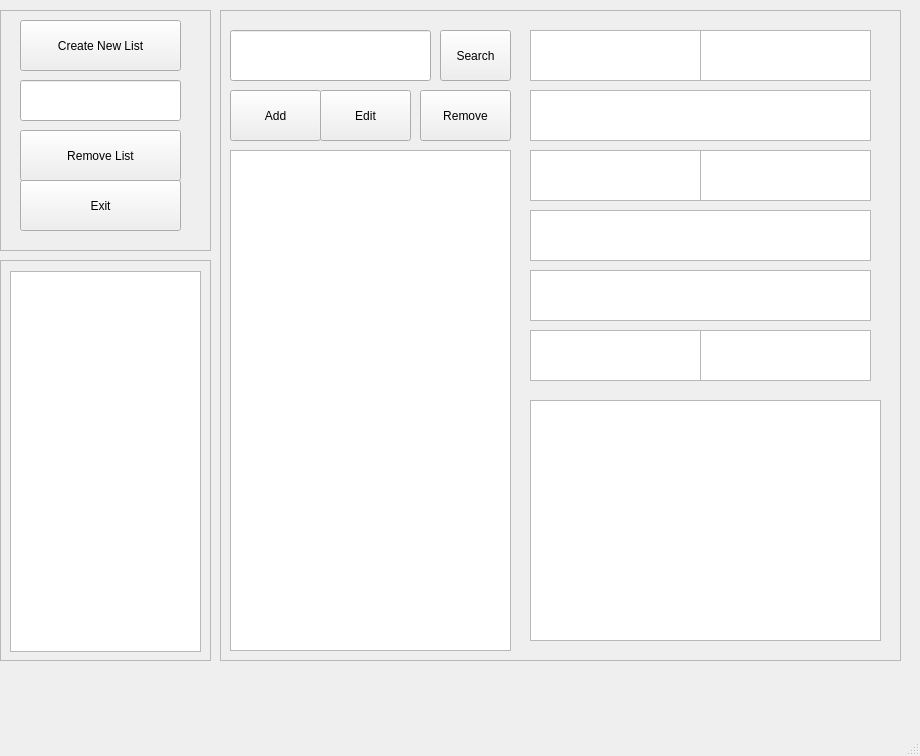
TieraLa/ElokuvavarastonHallintaSovellus, file Gui_Main.ui: the form before one commit.
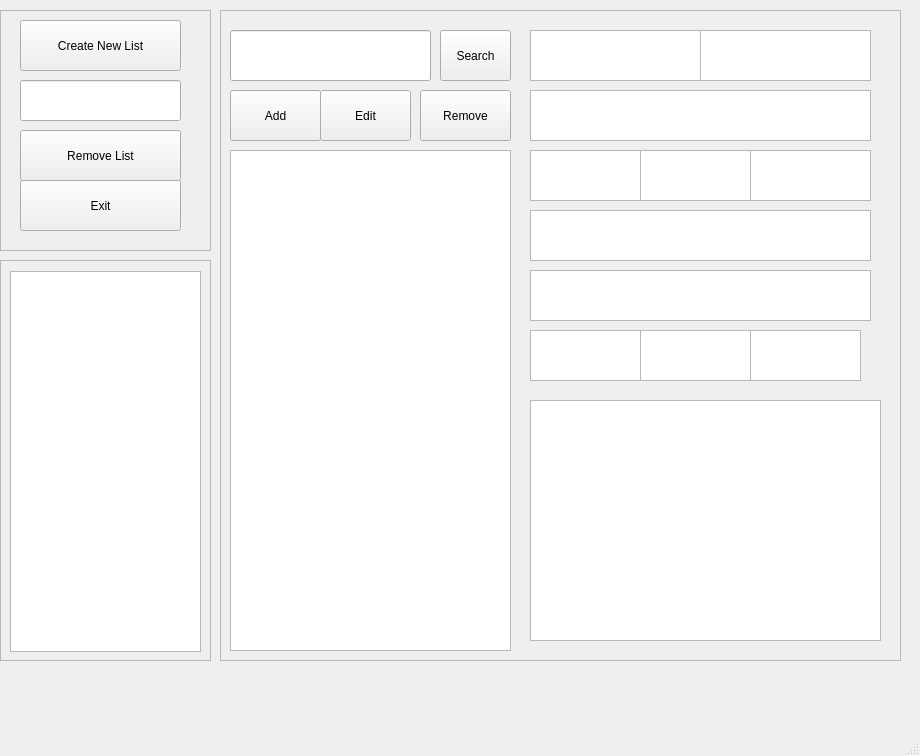
The form after the commit.

```diff
--- a/Gui_Main.ui
+++ b/Gui_Main.ui
@@ -80,7 +80,7 @@
       <rect>
        <x>310</x>
        <y>140</y>
-       <width>171</width>
+       <width>111</width>
        <height>51</height>
       </rect>
      </property>
@@ -91,9 +91,9 @@
     <widget class="QTextEdit" name="textEdit_status">
      <property name="geometry">
       <rect>
-       <x>310</x>
-       <y>200</y>
-       <width>341</width>
+       <x>530</x>
+       <y>140</y>
+       <width>121</width>
        <height>51</height>
       </rect>
      </property>
@@ -119,7 +119,7 @@
       <rect>
        <x>310</x>
        <y>320</y>
-       <width>171</width>
+       <width>111</width>
        <height>51</height>
       </rect>
      </property>
@@ -195,9 +195,9 @@
     <widget class="QTextEdit" name="textEdit_chapters">
      <property name="geometry">
       <rect>
-       <x>480</x>
-       <y>140</y>
-       <width>171</width>
+       <x>420</x>
+       <y>320</y>
+       <width>111</width>
        <height>51</height>
       </rect>
      </property>
@@ -208,9 +208,9 @@
     <widget class="QTextEdit" name="textEdit_volumes">
      <property name="geometry">
       <rect>
-       <x>480</x>
-       <y>320</y>
-       <width>171</width>
+       <x>420</x>
+       <y>140</y>
+       <width>111</width>
        <height>51</height>
       </rect>
      </property>
@@ -231,6 +231,32 @@
       <string>Edit</string>
      </property>
     </widget>
+    <widget class="QTextEdit" name="textEdit_owned">
+     <property name="geometry">
+      <rect>
+       <x>310</x>
+       <y>200</y>
+       <width>341</width>
+       <height>51</height>
+      </rect>
+     </property>
+     <property name="readOnly">
+      <bool>true</bool>
+     </property>
+    </widget>
+    <widget class="QTextEdit" name="textEdit_pages">
+     <property name="geometry">
+      <rect>
+       <x>530</x>
+       <y>320</y>
+       <width>111</width>
+       <height>51</height>
+      </rect>
+     </property>
+     <property name="readOnly">
+      <bool>true</bool>
+     </property>
+    </widget>
    </widget>
    <widget class="QFrame" name="frame_2">
     <property name="geometry">
```
